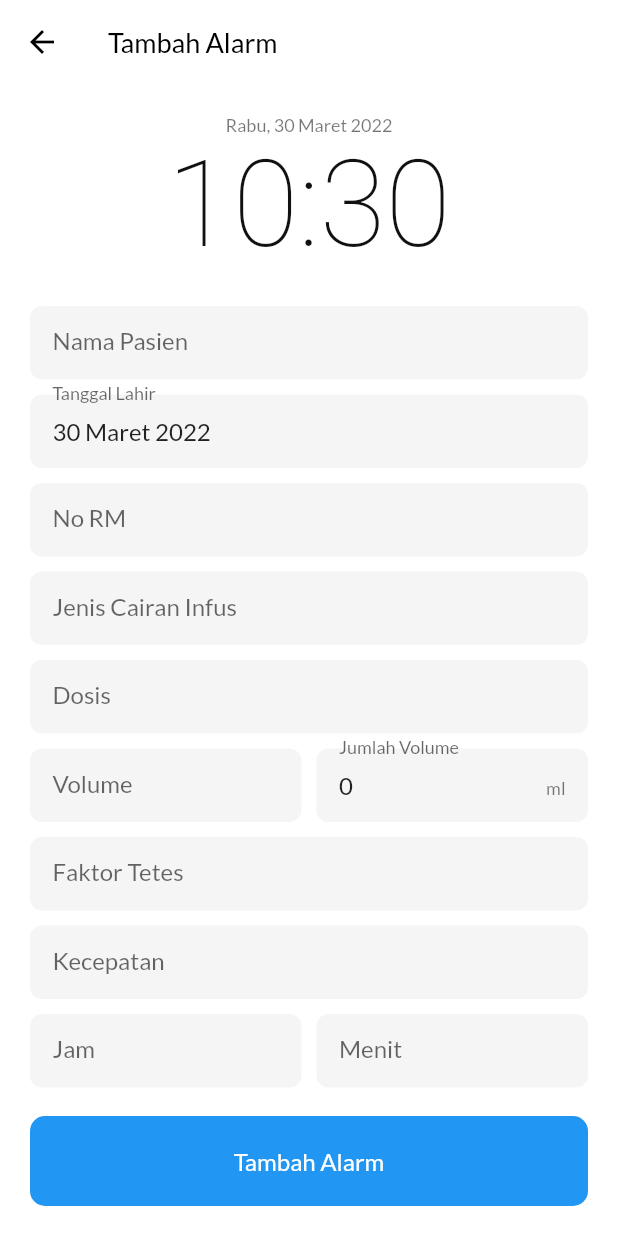
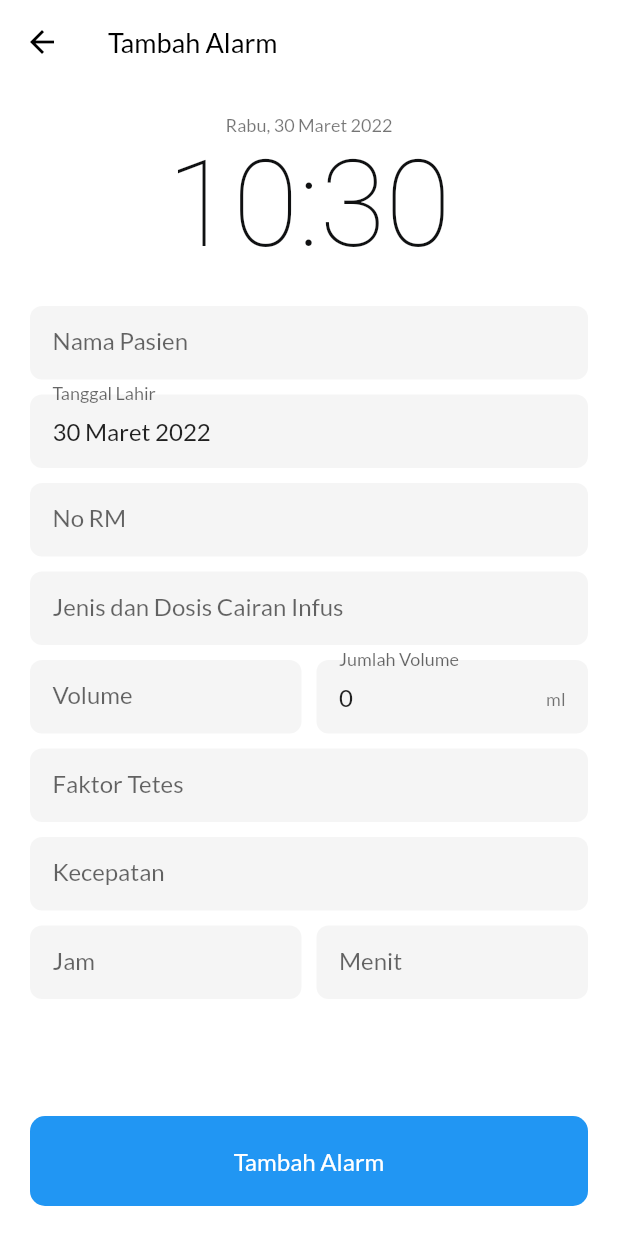
Before and after one commit to Agushm/infus_alarm, a Flutter app: the screen it shows after launch, item 2 of the bottom bar chosen, after a tap on the "add" icon, on a phone screen of 412 x 824 dp. Run offline on Flutter 3.47's test engine with Material 2 defaults, Android fonts, the phone set to English and light mode, and no system bars; our stand-ins replace flutter_local_notifications, flutter_native_timezone, flutter_svg, google_fonts, rxdart, shared_preferences and 1 more; missing offline and left inert: android_alarm_manager_plus.

Commit message:
Remove dose

```diff
--- a/lib/core/models/alarm_info.dart
+++ b/lib/core/models/alarm_info.dart
@@ -7,12 +7,10 @@ class AlarmInfo {
     required this.rmik,
     required this.name,
     required this.born,
-    required this.bed,
     required this.infus,
     required this.volume,
     required this.ftt,
     required this.tpm,
-    required this.dose,
     required this.installed,
     required this.release,
     required this.selisih,
@@ -21,12 +19,10 @@ class AlarmInfo {
   late final String rmik;
   late final String name;
   late final DateTime born;
-  late final String bed;
   late final String infus;
   late final int volume;
   late final int ftt;
   late final int tpm;
-  late final String dose;
   late final DateTime installed;
   late final DateTime release;
   late final Duration selisih;
@@ -35,13 +31,11 @@ class AlarmInfo {
   AlarmInfo.fromJson(Map<String, dynamic> json) {
     rmik = json['rmik'] ?? '';
     name = json['name'];
-    bed = json['bed'] ?? '';
     born = DateTime.parse(json['born']);
     infus = json['infus'];
     volume = int.parse(json['volume'].toString());
     ftt = int.parse(json['ftt'].toString());
     tpm = int.parse(json['tpm'].toString());
-    dose = json['dose'];
     installed = DateTime.parse(json['installed']);
     release = DateTime.parse(json['release']);
     selisih = release.difference(installed);
@@ -54,12 +48,10 @@ class AlarmInfo {
     _data['rmik'] = rmik;
     _data['name'] = name;
     _data['born'] = born.toIso8601String();
-    _data['bed'] = bed;
     _data['infus'] = infus;
     _data['volume'] = volume;
     _data['ftt'] = ftt;
     _data['tpm'] = tpm;
-    _data['dose'] = dose;
     _data['installed'] = installed.toIso8601String();
     _data['release'] = release.toIso8601String();
     _data['history'] = history.map((e) => e.toJson()).toList();
@@ -76,14 +68,12 @@ class AlarmInfo {
 
   static Map<String, dynamic> toMap(AlarmInfo e) => {
         'rmik': e.rmik,
-        'bed': e.bed,
         'born': e.born.toIso8601String(),
         'name': e.name,
         'infus': e.infus,
         'volume': e.volume,
         'ftt': e.ftt,
         'tpm': e.tpm,
-        'dose': e.dose,
         'installed': e.installed.toIso8601String(),
         'release': e.release.toIso8601String(),
         'history': e.history.map((x) => x.toJson()).toList()
@@ -95,24 +85,20 @@ class History {
     required this.rmik,
     required this.name,
     required this.born,
-    required this.bed,
     required this.infus,
     required this.volume,
     required this.ftt,
     required this.tpm,
-    required this.dose,
     required this.installed,
     required this.release,
   });
   late final String rmik;
   late final String name;
   late final DateTime born;
-  late final String bed;
   late final String infus;
   late final int volume;
   late final int ftt;
   late final int tpm;
-  late final String dose;
   late final DateTime installed;
   late final DateTime release;
 
@@ -120,12 +106,10 @@ class History {
     rmik = json['rmik'];
     name = json['name'];
     born = DateTime.parse(json['born']);
-    bed = json['bed'] ?? '';
     infus = json['infus'];
     volume = json['volume'];
     ftt = json['ftt'];
     tpm = json['tpm'];
-    dose = json['dose'];
     installed = DateTime.parse(json['installed']);
     release = DateTime.parse(json['release']);
   }
@@ -135,12 +119,10 @@ class History {
     _data['rmik'] = rmik;
     _data['name'] = name;
     _data['born'] = born.toIso8601String();
-    _data['bed'] = bed;
     _data['infus'] = infus;
     _data['volume'] = volume;
     _data['ftt'] = ftt;
     _data['tpm'] = tpm;
-    _data['dose'] = dose;
     _data['installed'] = installed.toIso8601String();
     _data['release'] = release.toIso8601String();
     return _data;
--- a/lib/ui/page/form_alarm_page.dart
+++ b/lib/ui/page/form_alarm_page.dart
@@ -15,13 +15,11 @@ class _FormAlarmPageState extends State<FormAlarmPage> {
   TextEditingController noRMIKController = TextEditingController();
   TextEditingController nameController = TextEditingController();
   TextEditingController bornDateController = TextEditingController();
-  TextEditingController bedController = TextEditingController();
   TextEditingController infusController = TextEditingController();
   TextEditingController volumeController = TextEditingController();
   TextEditingController totalVolumeController = TextEditingController();
   TextEditingController fttController = TextEditingController();
   TextEditingController tpmController = TextEditingController();
-  TextEditingController doseController = TextEditingController();
   TextEditingController releaseJamController = TextEditingController();
   TextEditingController releaseMenitController = TextEditingController();
 
@@ -33,10 +31,8 @@ class _FormAlarmPageState extends State<FormAlarmPage> {
     if (widget.data != null) {
       noRMIKController.text = widget.data!.rmik;
       nameController.text = widget.data!.name;
-      bedController.text = widget.data!.bed;
       infusController.text = widget.data!.infus;
       volumeController.text = widget.data!.volume.toString();
-      doseController.text = widget.data!.dose;
       history = widget.data!.history;
       totalVolumeController.text = widget.data!.getTotalVolume().toString();
       selectedBornDate = widget.data!.born;
@@ -143,18 +139,8 @@ class _FormAlarmPageState extends State<FormAlarmPage> {
                 SizedBox(height: 10),
                 TextFormField(
                   controller: infusController,
-                  decoration:
-                      decorationForm.copyWith(labelText: 'Jenis Cairan Infus'),
-                  validator: (value) {
-                    if (value!.isEmpty) {
-                      return 'Tidak boleh kosong';
-                    }
-                  },
-                ),
-                SizedBox(height: 10),
-                TextFormField(
-                  controller: doseController,
-                  decoration: decorationForm.copyWith(labelText: 'Dosis'),
+                  decoration: decorationForm.copyWith(
+                      labelText: 'Jenis dan Dosis Cairan Infus'),
                   validator: (value) {
                     if (value!.isEmpty) {
                       return 'Tidak boleh kosong';
@@ -348,12 +334,10 @@ class _FormAlarmPageState extends State<FormAlarmPage> {
                 rmik: noRMIKController.text,
                 name: nameController.text,
                 born: selectedBornDate,
-                bed: bedController.text,
                 infus: infusController.text,
                 volume: int.parse(volumeController.text),
                 ftt: int.parse(fttController.text),
                 tpm: int.parse(tpmController.text),
-                dose: doseController.text,
                 installed: now,
                 release: _release,
               ));
@@ -362,13 +346,11 @@ class _FormAlarmPageState extends State<FormAlarmPage> {
                 rmik: noRMIKController.text,
                 name: nameController.text,
                 born: selectedBornDate,
-                bed: bedController.text,
                 infus: infusController.text,
                 volume: int.parse(volumeController.text),
                 ftt: int.parse(fttController.text),
                 tpm: int.parse(tpmController.text),
                 history: history,
-                dose: doseController.text,
                 installed: now,
                 release: _release,
                 selisih: _release.difference(now),
--- a/lib/ui/page/monitoring_page.dart
+++ b/lib/ui/page/monitoring_page.dart
@@ -61,7 +61,7 @@ class _MonitoringPageState extends State<MonitoringPage> {
                   DataColumn(
                     label: Center(
                       child: Text(
-                        "Jenis Cairan Infus",
+                        "Jenis dan Dosis Cairan Infus",
                       ),
                     ),
                   ),
@@ -69,13 +69,6 @@ class _MonitoringPageState extends State<MonitoringPage> {
                     label: Center(
                       child: Text(
                         "Volume",
-                      ),
-                    ),
-                  ),
-                  DataColumn(
-                    label: Center(
-                      child: Text(
-                        "Dosis",
                       ),
                     ),
                   ),
@@ -138,9 +131,6 @@ class _MonitoringPageState extends State<MonitoringPage> {
                           Text(formatInt(data.volume)),
                         ),
                         DataCell(
-                          Text(data.dose),
-                        ),
-                        DataCell(
                           Text(formatDate.format(data.installed)),
                         ),
                         DataCell(
```
Also changed, not shown: lib/core/providers/monitoring_provider.dart (+0 -68 lines), lib/ui/widgets/dialog/history_volume_dialog.dart (+1 -18 lines).
